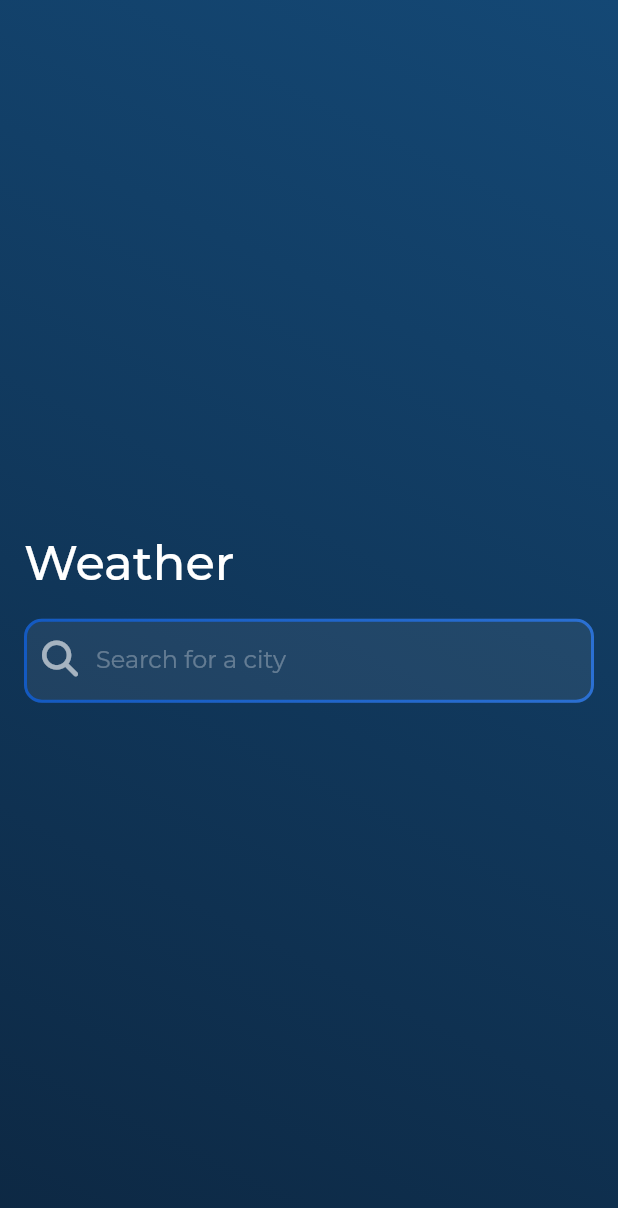
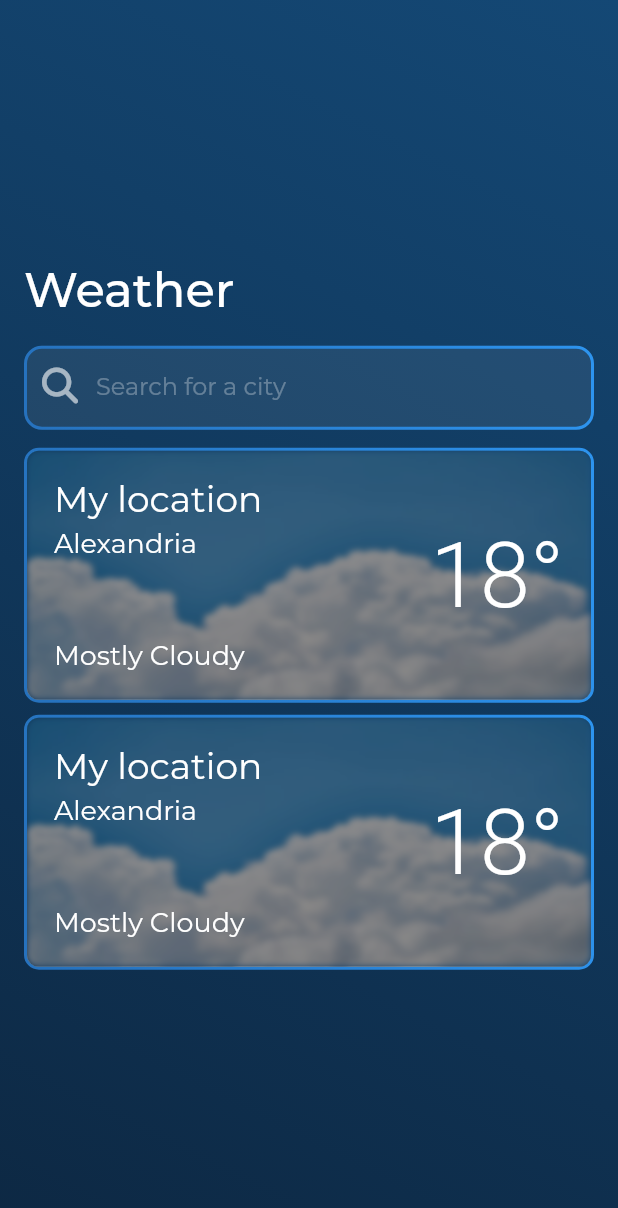
Before and after one commit to Rajab-Alkahef/weather_app, a Flutter app: the screen it shows after launch, on a phone screen of 412 x 824 dp. Shown: the top 1208 px of the screen. Run offline on Flutter 3.47's test engine with Material 2 defaults, Android fonts, the phone set to English and light mode, and no system bars; drawn by our look-alikes of blur; our stand-ins replace dio, font_awesome_flutter, gradient_borders; project files that could hold a hidden picture were left out.

Commit message:
create location card

```diff
--- a/lib/main.dart
+++ b/lib/main.dart
@@ -11,7 +11,7 @@ class WeatherApp extends StatelessWidget {
   @override
   Widget build(BuildContext context) {
     return const MaterialApp(
-      home: HomeView(),
+      home: LocationView(),
     );
   }
 }
--- a/lib/views/location_view.dart
+++ b/lib/views/location_view.dart
@@ -1,8 +1,11 @@
+// ignore_for_file: non_constant_identifier_names
+
 import 'package:flutter/material.dart';
 import 'package:waether_app_n/widgets/custom_search_bar.dart';
+import 'package:waether_app_n/widgets/location_card.dart';
 
-class HomeView extends StatelessWidget {
-  const HomeView({super.key});
+class LocationView extends StatelessWidget {
+  const LocationView({super.key});
 
   @override
   Widget build(BuildContext context) {
@@ -13,6 +16,7 @@ class HomeView extends StatelessWidget {
               end: Alignment.topRight,
               colors: [Color(0xff0d2843), Color(0xff144875)])),
       child: const Scaffold(
+        resizeToAvoidBottomInset: false,
         /* appBar: AppBar(
           backgroundColor: Colors.transparent,
           elevation: 0,
@@ -38,6 +42,8 @@ class HomeView extends StatelessWidget {
                 height: 18,
               ),
               CustomSearchbar(),
+              LocationCard(),
+              LocationCard(),
             ],
           ),
         ),
--- a/lib/widgets/custom_search_bar.dart
+++ b/lib/widgets/custom_search_bar.dart
@@ -13,12 +13,14 @@ class _CustomSearchbarState extends State<CustomSearchbar> {
   String searchValue = '';
   Color color = Colors.white.withOpacity(0.3);
   Color tcolor = Colors.transparent;
-  Color filterColor = Colors.grey;
-  String filterValue = '';
 
   @override
   Widget build(BuildContext context) {
-    return TextField(
+    return Padding(
+      padding: const EdgeInsets.only(bottom: 8.0),
+      child: TextField(
+        scrollPhysics: const BouncingScrollPhysics(),
+        showCursor: true,
         style: const TextStyle(
           color: Colors.white,
           fontFamily: 'Montserrat',
@@ -60,29 +62,8 @@ class _CustomSearchbarState extends State<CustomSearchbar> {
             color: Colors.white.withOpacity(0.3),
             fontSize: 16,
           ),
-        border: GradientOutlineInputBorder(
-          gradient: const LinearGradient(
-            begin: Alignment.bottomLeft,
-            end: Alignment.topRight,
-            colors: [
-              Color(0xff1359c1),
-              Color(0xff2b70d3),
-            ],
-          ),
-          width: 2,
-          borderRadius: BorderRadius.circular(12),
-        ),
-        enabledBorder: GradientOutlineInputBorder(
-          gradient: const LinearGradient(
-            begin: Alignment.bottomLeft,
-            end: Alignment.topRight,
-            colors: [
-              Color(0xff1359c1),
-              Color(0xff2b70d3),
-            ],
-          ),
-          width: 2,
-          borderRadius: BorderRadius.circular(12),
+          border: GradiantBorder(),
+          enabledBorder: GradiantBorder(),
         ),
       ),
     );
@@ -108,4 +89,19 @@ class _CustomSearchbarState extends State<CustomSearchbar> {
       );
     }
   }
+
+  GradientOutlineInputBorder GradiantBorder() {
+    return GradientOutlineInputBorder(
+      gradient: const LinearGradient(
+        begin: Alignment.centerLeft,
+        end: Alignment.topRight,
+        colors: [
+          Color.fromARGB(255, 38, 114, 190),
+          Color.fromARGB(255, 45, 148, 239),
+        ],
+      ),
+      width: 2,
+      borderRadius: BorderRadius.circular(12),
+    );
   }
+}
--- /dev/null
+++ b/lib/widgets/location_card.dart
@@ -0,0 +1,109 @@
+import 'package:blur/blur.dart';
+import 'package:flutter/material.dart';
+import 'package:gradient_borders/box_borders/gradient_box_border.dart';
+
+class LocationCard extends StatelessWidget {
+  const LocationCard({
+    super.key,
+  });
+
+  @override
+  Widget build(BuildContext context) {
+    return Padding(
+      padding: const EdgeInsets.symmetric(vertical: 4.0),
+      child: Container(
+        height: 170,
+        width: double.infinity,
+        decoration: BoxDecoration(
+          border: GradiantBorder(),
+          // image: const DecorationImage(
+          //   opacity: 0.6,
+          //   image: AssetImage(
+          //     'assets/images/sky.jpg',
+          //   ),
+          //   fit: BoxFit.fill,
+          //   scale: 1.0,
+          // ),
+          borderRadius: BorderRadius.circular(10),
+        ),
+        child: Stack(
+          children: [
+            Image.asset(
+              'assets/images/sky.jpg',
+              fit: BoxFit.fill,
+              width: double.infinity,
+            ).blurred(
+              alignment: Alignment.centerRight,
+              borderRadius: BorderRadius.circular(8),
+              blur: 2,
+              blurColor: Colors.black,
+              colorOpacity: 0.4,
+            ),
+            const Padding(
+              padding: EdgeInsets.all(18.0),
+              child: Row(
+                children: [
+                  Column(
+                    crossAxisAlignment: CrossAxisAlignment.start,
+                    children: [
+                      Text(
+                        'My location ',
+                        style: TextStyle(
+                          fontFamily: 'Montserrat',
+                          color: Colors.white,
+                          fontSize: 24,
+                        ),
+                      ),
+                      Padding(
+                        padding: EdgeInsets.only(top: 4.0),
+                        child: Text(
+                          'Alexandria ',
+                          style: TextStyle(
+                            fontFamily: 'Montserrat',
+                            color: Colors.white,
+                            fontSize: 18,
+                          ),
+                        ),
+                      ),
+                      Spacer(),
+                      Text(
+                        'Mostly Cloudy ',
+                        style: TextStyle(
+                          fontFamily: 'Montserrat',
+                          color: Colors.white,
+                          fontSize: 18,
+                        ),
+                      )
+                    ],
+                  ),
+                  Spacer(),
+                  Text(
+                    '18°',
+                    style: TextStyle(
+                      color: Colors.white,
+                      fontWeight: FontWeight.w300,
+                      fontSize: 60,
+                    ),
+                  ),
+                ],
+              ),
+            ),
+          ],
+        ),
+      ),
+    );
+  }
+
+  GradientBoxBorder GradiantBorder() {
+    return const GradientBoxBorder(
+        gradient: LinearGradient(
+          begin: Alignment.centerLeft,
+          end: Alignment.topRight,
+          colors: [
+            Color.fromARGB(255, 38, 114, 190),
+            Color.fromARGB(255, 45, 148, 239),
+          ],
+        ),
+        width: 2);
+  }
+}
--- a/pubspec.yaml
+++ b/pubspec.yaml
@@ -28,6 +28,7 @@ environment:
 # the latest version available on pub.dev. To see which dependencies have newer
 # versions available, run `flutter pub outdated`.
 dependencies:
+  blur: ^3.1.0
   cupertino_icons: ^1.0.2
   dio: ^5.3.3
   flutter:
```
Also changed, not shown: assets/images/beach.jpg (added), assets/images/sky.jpg (added), lib/constatnt.dart (added), pubspec.lock. Lines whose indentation alone changed are shown as unchanged.
